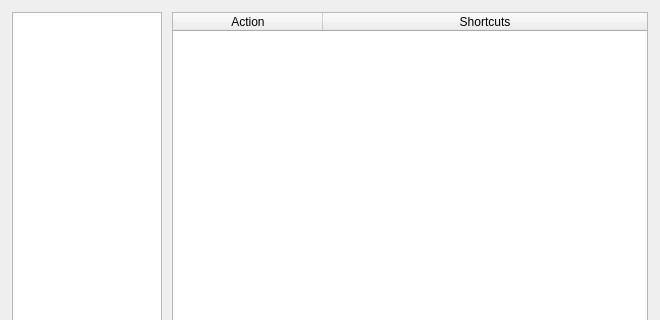
First picture: the form in src/qvoptionsdialog.ui, repository Apollo24K/qMedia, before the edit; both pictures show x 0 to 660 and y 0 to 320 of the 660 by 620 pixel window.
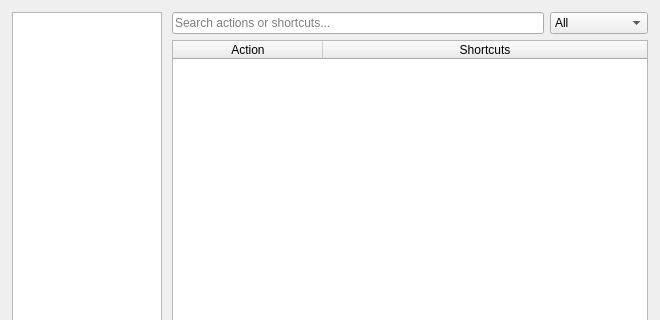
Second picture: the form after the edit. The open tabs and pages were chosen to show the change.

Diff of the .ui file:
```diff
--- a/src/qvoptionsdialog.ui
+++ b/src/qvoptionsdialog.ui
@@ -1030,6 +1030,33 @@
          <property name="bottomMargin">
           <number>0</number>
          </property>
+         <item>
+          <layout class="QHBoxLayout" name="shortcutsSearchLayout">
+           <item>
+            <widget class="QLineEdit" name="shortcutsSearch">
+             <property name="accessibleName">
+              <string>Search keybindings</string>
+             </property>
+             <property name="placeholderText">
+              <string>Search actions or shortcuts...</string>
+             </property>
+             <property name="clearButtonEnabled">
+              <bool>true</bool>
+             </property>
+            </widget>
+           </item>
+           <item>
+            <widget class="QComboBox" name="shortcutsSearchMode">
+             <property name="accessibleName">
+              <string>Search scope</string>
+             </property>
+             <item><property name="text"><string>All</string></property></item>
+             <item><property name="text"><string>Action name</string></property></item>
+             <item><property name="text"><string>Shortcut key</string></property></item>
+            </widget>
+           </item>
+          </layout>
+         </item>
          <item>
           <widget class="QTableWidget" name="shortcutsTable">
            <property name="editTriggers">
```
Left out of the diff: 4 changed lines with no effect on the pictures.
